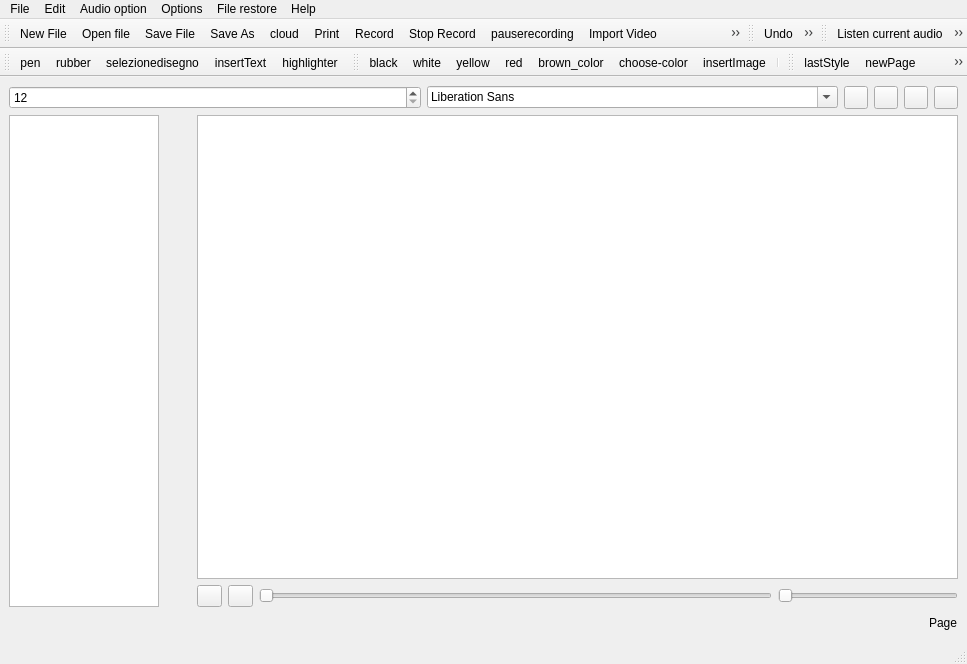
Old version of the form src/mainwindow.ui in the repository giacomogroppi/writernote-qt.
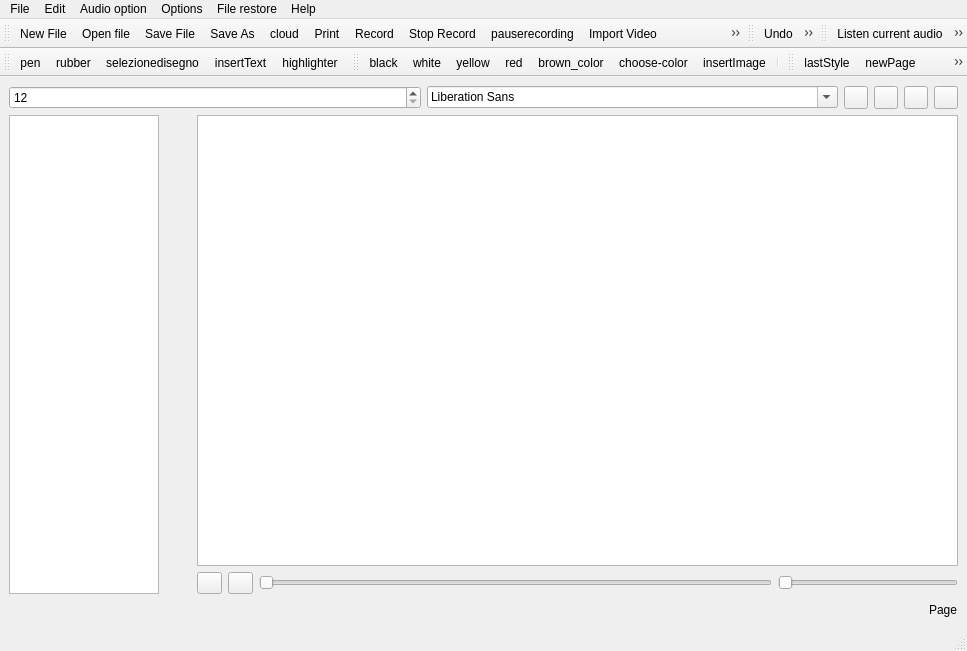
New version of the form. Icons and pictures are not drawn.

Commit message: fix play audio

```diff
--- a/src/mainwindow.ui
+++ b/src/mainwindow.ui
@@ -7,7 +7,7 @@
     <x>0</x>
     <y>0</y>
     <width>967</width>
-    <height>664</height>
+    <height>651</height>
    </rect>
   </property>
   <property name="windowTitle">
@@ -231,6 +231,19 @@
             </item>
            </layout>
           </item>
+          <item>
+           <spacer name="audio_spacer">
+            <property name="orientation">
+             <enum>Qt::Horizontal</enum>
+            </property>
+            <property name="sizeHint" stdset="0">
+             <size>
+              <width>40</width>
+              <height>0</height>
+             </size>
+            </property>
+           </spacer>
+          </item>
          </layout>
         </item>
        </layout>
```
The commit also changes 6 other files.
